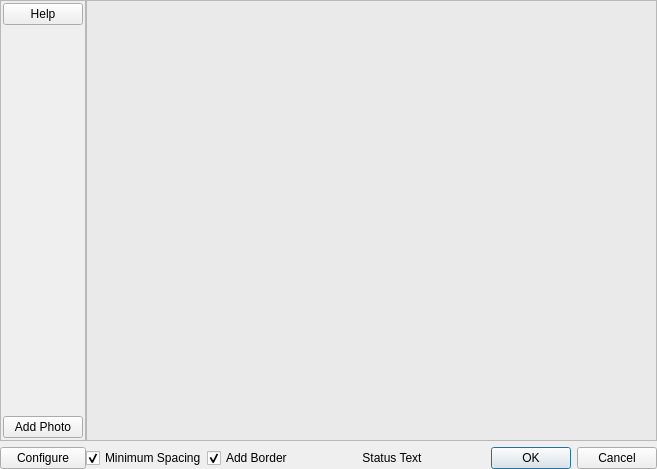
Old version of the form src/photogrid_dialog.ui in the repository ksharindam/photoquick.
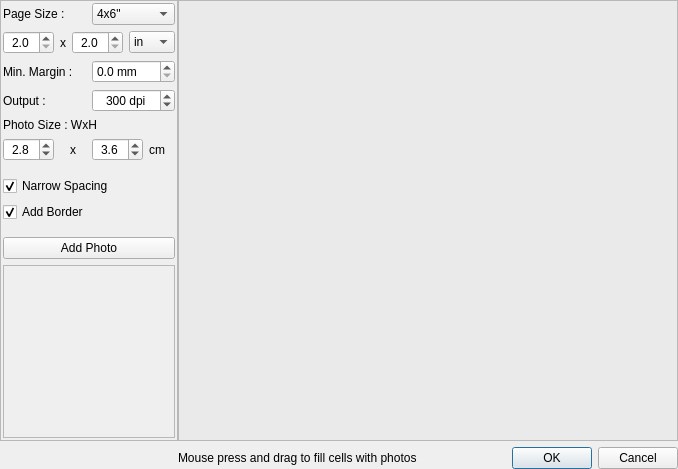
New version of the form. Icons and pictures are not drawn.

Commit message: redesigned photo grid, removed grid setup dialog

The edit to the form file:
```diff
--- a/src/photogrid_dialog.ui
+++ b/src/photogrid_dialog.ui
@@ -6,7 +6,7 @@
    <rect>
     <x>0</x>
     <y>0</y>
-    <width>657</width>
+    <width>678</width>
     <height>469</height>
    </rect>
   </property>
@@ -33,25 +33,293 @@
        <number>2</number>
       </property>
       <item>
-       <widget class="QPushButton" name="helpBtn">
-        <property name="text">
-         <string>Help</string>
-        </property>
+       <widget class="QWidget" name="widget" native="true">
+        <layout class="QGridLayout" name="gridLayout_2">
+         <property name="leftMargin">
+          <number>0</number>
+         </property>
+         <property name="topMargin">
+          <number>0</number>
+         </property>
+         <property name="rightMargin">
+          <number>0</number>
+         </property>
+         <item row="4" column="0" colspan="2">
+          <widget class="QLabel" name="label_3">
+           <property name="text">
+            <string>Photo Size : WxH</string>
+           </property>
+          </widget>
+         </item>
+         <item row="5" column="0" colspan="2">
+          <widget class="QWidget" name="widget_2" native="true">
+           <layout class="QHBoxLayout" name="horizontalLayout">
+            <property name="leftMargin">
+             <number>0</number>
+            </property>
+            <property name="topMargin">
+             <number>0</number>
+            </property>
+            <property name="rightMargin">
+             <number>0</number>
+            </property>
+            <item>
+             <widget class="QDoubleSpinBox" name="cellWSpin">
+              <property name="alignment">
+               <set>Qt::AlignCenter</set>
+              </property>
+              <property name="decimals">
+               <number>1</number>
+              </property>
+              <property name="minimum">
+               <double>1.000000000000000</double>
+              </property>
+              <property name="maximum">
+               <double>25.000000000000000</double>
+              </property>
+              <property name="singleStep">
+               <double>0.100000000000000</double>
+              </property>
+              <property name="value">
+               <double>2.800000000000000</double>
+              </property>
+             </widget>
+            </item>
+            <item>
+             <widget class="QLabel" name="label_5">
+              <property name="text">
+               <string>x</string>
+              </property>
+              <property name="alignment">
+               <set>Qt::AlignCenter</set>
+              </property>
+             </widget>
+            </item>
+            <item>
+             <widget class="QDoubleSpinBox" name="cellHSpin">
+              <property name="alignment">
+               <set>Qt::AlignCenter</set>
+              </property>
+              <property name="decimals">
+               <number>1</number>
+              </property>
+              <property name="minimum">
+               <double>1.000000000000000</double>
+              </property>
+              <property name="maximum">
+               <double>25.000000000000000</double>
+              </property>
+              <property name="singleStep">
+               <double>0.100000000000000</double>
+              </property>
+              <property name="value">
+               <double>3.600000000000000</double>
+              </property>
+             </widget>
+            </item>
+            <item>
+             <widget class="QLabel" name="label_4">
+              <property name="text">
+               <string>cm</string>
+              </property>
+             </widget>
+            </item>
+           </layout>
+          </widget>
+         </item>
+         <item row="0" column="1">
+          <widget class="QComboBox" name="pageSizeCombo">
+           <item>
+            <property name="text">
+             <string>4x6&quot;</string>
+            </property>
+           </item>
+           <item>
+            <property name="text">
+             <string>5x7&quot;</string>
+            </property>
+           </item>
+           <item>
+            <property name="text">
+             <string>A4</string>
+            </property>
+           </item>
+           <item>
+            <property name="text">
+             <string>A5</string>
+            </property>
+           </item>
+           <item>
+            <property name="text">
+             <string>A6</string>
+            </property>
+           </item>
+           <item>
+            <property name="text">
+             <string>Custom</string>
+            </property>
+           </item>
+          </widget>
+         </item>
+         <item row="3" column="0">
+          <widget class="QLabel" name="label_6">
+           <property name="text">
+            <string>Output :</string>
+           </property>
+          </widget>
+         </item>
+         <item row="6" column="0" colspan="2">
+          <widget class="QCheckBox" name="narrowSpacingBtn">
+           <property name="text">
+            <string>Narrow Spacing</string>
+           </property>
+           <property name="checked">
+            <bool>true</bool>
+           </property>
+          </widget>
+         </item>
+         <item row="0" column="0">
+          <widget class="QLabel" name="label">
+           <property name="text">
+            <string>Page Size :</string>
+           </property>
+          </widget>
+         </item>
+         <item row="3" column="1">
+          <widget class="QSpinBox" name="dpiSpin">
+           <property name="alignment">
+            <set>Qt::AlignCenter</set>
+           </property>
+           <property name="suffix">
+            <string> dpi</string>
+           </property>
+           <property name="minimum">
+            <number>72</number>
+           </property>
+           <property name="maximum">
+            <number>1200</number>
+           </property>
+           <property name="singleStep">
+            <number>50</number>
+           </property>
+           <property name="value">
+            <number>300</number>
+           </property>
+          </widget>
+         </item>
+         <item row="7" column="0" colspan="2">
+          <widget class="QCheckBox" name="addBorderBtn">
+           <property name="text">
+            <string>Add Border</string>
+           </property>
+           <property name="checked">
+            <bool>true</bool>
+           </property>
+          </widget>
+         </item>
+         <item row="1" column="0" colspan="2">
+          <widget class="QWidget" name="customPageSizeWidget" native="true">
+           <layout class="QHBoxLayout" name="horizontalLayout_2">
+            <property name="margin">
+             <number>0</number>
+            </property>
+            <item>
+             <widget class="QDoubleSpinBox" name="customWSpin">
+              <property name="alignment">
+               <set>Qt::AlignCenter</set>
+              </property>
+              <property name="decimals">
+               <number>1</number>
+              </property>
+              <property name="minimum">
+               <double>2.000000000000000</double>
+              </property>
+              <property name="maximum">
+               <double>25.000000000000000</double>
+              </property>
+              <property name="singleStep">
+               <double>0.100000000000000</double>
+              </property>
+             </widget>
+            </item>
+            <item>
+             <widget class="QLabel" name="label_7">
+              <property name="text">
+               <string>x</string>
+              </property>
+              <property name="alignment">
+               <set>Qt::AlignCenter</set>
+              </property>
+             </widget>
+            </item>
+            <item>
+             <widget class="QDoubleSpinBox" name="customHSpin">
+              <property name="alignment">
+               <set>Qt::AlignCenter</set>
+              </property>
+              <property name="decimals">
+               <number>1</number>
+              </property>
+              <property name="minimum">
+               <double>2.000000000000000</double>
+              </property>
+              <property name="maximum">
+               <double>25.000000000000000</double>
+              </property>
+              <property name="singleStep">
+               <double>0.100000000000000</double>
+              </property>
+             </widget>
+            </item>
+            <item>
+             <widget class="QComboBox" name="customUnitCombo">
+              <property name="currentIndex">
+               <number>1</number>
+              </property>
+              <property name="frame">
+               <bool>true</bool>
+              </property>
+              <item>
+               <property name="text">
+                <string>cm</string>
+               </property>
+              </item>
+              <item>
+               <property name="text">
+                <string>in</string>
+               </property>
+              </item>
+             </widget>
+            </item>
+           </layout>
+          </widget>
+         </item>
+         <item row="2" column="0">
+          <widget class="QLabel" name="label_2">
+           <property name="text">
+            <string>Min. Margin :</string>
+           </property>
+          </widget>
+         </item>
+         <item row="2" column="1">
+          <widget class="QDoubleSpinBox" name="minMarginSpin">
+           <property name="suffix">
+            <string> mm</string>
+           </property>
+           <property name="decimals">
+            <number>1</number>
+           </property>
+           <property name="maximum">
+            <double>20.000000000000000</double>
+           </property>
+           <property name="singleStep">
+            <double>0.500000000000000</double>
+           </property>
+          </widget>
+         </item>
+        </layout>
        </widget>
       </item>
-      <item>
-       <spacer name="verticalSpacer">
-        <property name="orientation">
-         <enum>Qt::Vertical</enum>
-        </property>
-        <property name="sizeHint" stdset="0">
-         <size>
-          <width>20</width>
-          <height>40</height>
-         </size>
-        </property>
-       </spacer>
-      </item>
       <item>
        <widget class="QPushButton" name="addPhotoBtn">
         <property name="text">
@@ -59,19 +327,32 @@
         </property>
        </widget>
       </item>
+      <item>
+       <widget class="QScrollArea" name="thumbnailScrollArea">
+        <property name="sizePolicy">
+         <sizepolicy hsizetype="Ignored" vsizetype="Expanding">
+          <horstretch>0</horstretch>
+          <verstretch>0</verstretch>
+         </sizepolicy>
+        </property>
+        <property name="widgetResizable">
+         <bool>true</bool>
+        </property>
+        <widget class="QWidget" name="thumbnailContainer">
+         <property name="geometry">
+          <rect>
+           <x>0</x>
+           <y>0</y>
+           <width>188</width>
+           <height>120</height>
+          </rect>
+         </property>
+        </widget>
+       </widget>
+      </item>
      </layout>
     </widget>
    </item>
-   <item row="2" column="2">
-    <widget class="QCheckBox" name="checkAddBorder">
-     <property name="text">
-      <string>Add Border</string>
-     </property>
-     <property name="checked">
-      <bool>true</bool>
-     </property>
-    </widget>
-   </item>
    <item row="2" column="4">
     <widget class="QDialogButtonBox" name="buttonBox">
      <property name="sizePolicy">
@@ -88,6 +369,19 @@
      </property>
     </widget>
    </item>
+   <item row="2" column="3">
+    <widget class="QLabel" name="statusbar">
+     <property name="sizePolicy">
+      <sizepolicy hsizetype="Expanding" vsizetype="Preferred">
+       <horstretch>0</horstretch>
+       <verstretch>0</verstretch>
+      </sizepolicy>
+     </property>
+     <property name="text">
+      <string>Mouse press and drag to fill cells with photos</string>
+     </property>
+    </widget>
+   </item>
    <item row="0" column="1" colspan="4">
     <widget class="QScrollArea" name="scrollArea">
      <property name="widgetResizable">
@@ -101,7 +395,7 @@
        <rect>
         <x>0</x>
         <y>0</y>
-        <width>555</width>
+        <width>474</width>
         <height>426</height>
        </rect>
       </property>
@@ -111,49 +405,6 @@
      </widget>
     </widget>
    </item>
-   <item row="2" column="3">
-    <widget class="QLabel" name="statusbar">
-     <property name="sizePolicy">
-      <sizepolicy hsizetype="Expanding" vsizetype="Preferred">
-       <horstretch>0</horstretch>
-       <verstretch>0</verstretch>
-      </sizepolicy>
-     </property>
-     <property name="text">
-      <string>Status Text</string>
-     </property>
-     <property name="alignment">
-      <set>Qt::AlignCenter</set>
-     </property>
-    </widget>
-   </item>
-   <item row="2" column="0">
-    <widget class="QPushButton" name="configureBtn">
-     <property name="text">
-      <string>Configure</string>
-     </property>
-     <property name="icon">
-      <iconset resource="../data/resources.qrc">
-       <normaloff>:/icons/settings.png</normaloff>:/icons/settings.png</iconset>
-     </property>
-     <property name="iconSize">
-      <size>
-       <width>16</width>
-       <height>16</height>
-      </size>
-     </property>
-    </widget>
-   </item>
-   <item row="2" column="1">
-    <widget class="QCheckBox" name="checkMinSpacing">
-     <property name="text">
-      <string>Minimum Spacing</string>
-     </property>
-     <property name="checked">
-      <bool>true</bool>
-     </property>
-    </widget>
-   </item>
   </layout>
  </widget>
  <resources>
```
The commit also changes 5 other files.
